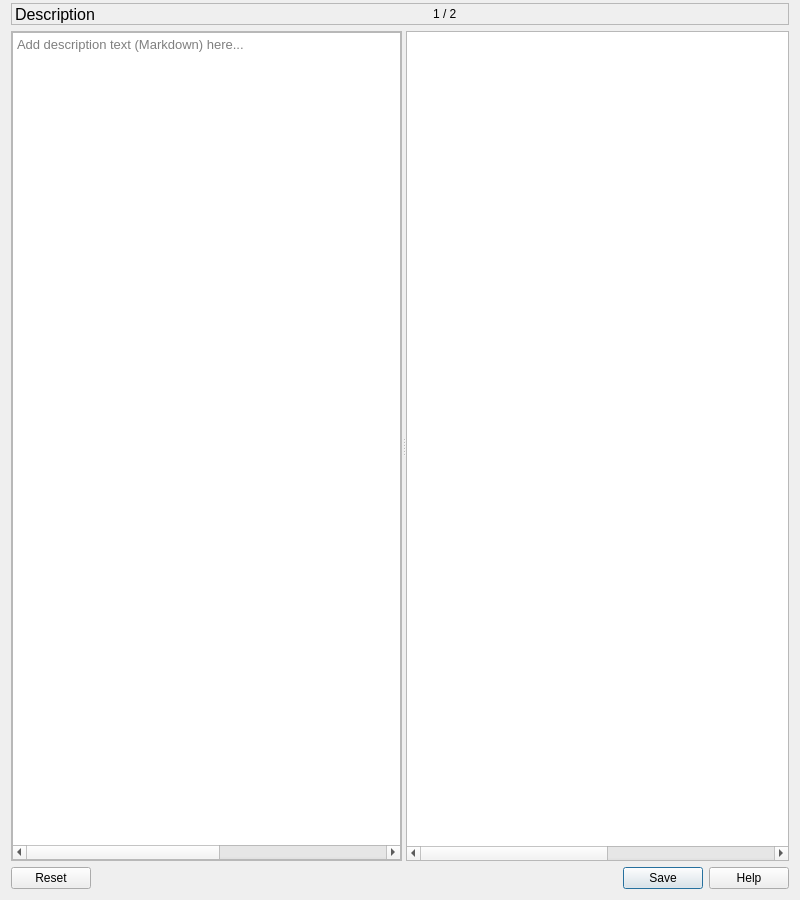
Before: the Qt Designer form library/ui/description.ui in swillisart/Relic, drawn with Qt 5.
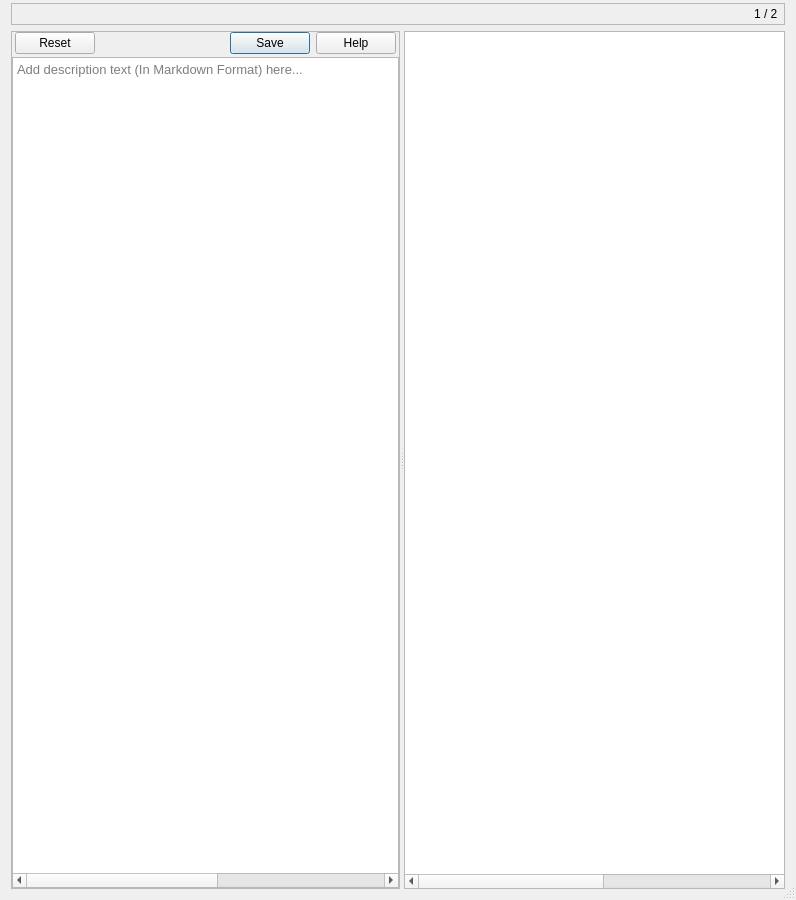
After: the same form once the commit is applied. Icons and pictures are not drawn. Custom widgets are drawn as their Qt base class.

Diff of the .ui file:
```diff
--- a/library/ui/description.ui
+++ b/library/ui/description.ui
@@ -6,7 +6,7 @@
    <rect>
     <x>0</x>
     <y>0</y>
-    <width>800</width>
+    <width>796</width>
     <height>900</height>
    </rect>
   </property>
@@ -17,6 +17,9 @@
    <iconset resource="../../resources.qrc">
     <normaloff>:/resources/style/markdown.png</normaloff>:/resources/style/markdown.png</iconset>
   </property>
+  <property name="sizeGripEnabled">
+   <bool>true</bool>
+  </property>
   <layout class="QVBoxLayout" name="verticalLayout">
    <property name="topMargin">
     <number>3</number>
@@ -52,32 +55,14 @@
        <number>0</number>
       </property>
       <item>
-       <widget class="QLabel" name="descriptionTitle">
-        <property name="font">
-         <font>
-          <pointsize>12</pointsize>
-         </font>
-        </property>
-        <property name="frameShape">
-         <enum>QFrame::NoFrame</enum>
-        </property>
-        <property name="frameShadow">
-         <enum>QFrame::Sunken</enum>
-        </property>
-        <property name="text">
-         <string>Description</string>
-        </property>
-       </widget>
-      </item>
-      <item>
-       <spacer name="horizontalSpacer_9">
+       <spacer name="horizontalSpacer_6">
         <property name="orientation">
          <enum>Qt::Horizontal</enum>
         </property>
         <property name="sizeHint" stdset="0">
          <size>
-          <width>20</width>
-          <height>10</height>
+          <width>40</width>
+          <height>20</height>
          </size>
         </property>
        </spacer>
@@ -105,19 +90,6 @@
         </item>
        </layout>
       </item>
-      <item>
-       <spacer name="horizontalSpacer_6">
-        <property name="orientation">
-         <enum>Qt::Horizontal</enum>
-        </property>
-        <property name="sizeHint" stdset="0">
-         <size>
-          <width>40</width>
-          <height>20</height>
-         </size>
-        </property>
-       </spacer>
-      </item>
      </layout>
     </widget>
    </item>
@@ -149,6 +121,32 @@
        <property name="bottomMargin">
         <number>0</number>
        </property>
+       <item>
+        <layout class="QHBoxLayout" name="horizontalLayout">
+         <property name="spacing">
+          <number>3</number>
+         </property>
+         <property name="leftMargin">
+          <number>3</number>
+         </property>
+         <property name="topMargin">
+          <number>0</number>
+         </property>
+         <property name="rightMargin">
+          <number>3</number>
+         </property>
+         <property name="bottomMargin">
+          <number>3</number>
+         </property>
+         <item>
+          <widget class="QDialogButtonBox" name="button_box">
+           <property name="standardButtons">
+            <set>QDialogButtonBox::Help|QDialogButtonBox::Reset|QDialogButtonBox::Save</set>
+           </property>
+          </widget>
+         </item>
+        </layout>
+       </item>
        <item>
         <widget class="TextEdit" name="text_edit">
          <property name="minimumSize">
@@ -172,7 +170,7 @@
           <number>4</number>
          </property>
          <property name="placeholderText">
-          <string>Add description text (Markdown) here...</string>
+          <string>Add description text (In Markdown Format) here...</string>
          </property>
         </widget>
        </item>
@@ -205,16 +203,6 @@
      </widget>
     </widget>
    </item>
-   <item>
-    <widget class="QDialogButtonBox" name="button_box">
-     <property name="standardButtons">
-      <set>QDialogButtonBox::Help|QDialogButtonBox::Reset|QDialogButtonBox::Save</set>
-     </property>
-     <property name="centerButtons">
-      <bool>false</bool>
-     </property>
-    </widget>
-   </item>
   </layout>
  </widget>
  <customwidgets>
```
